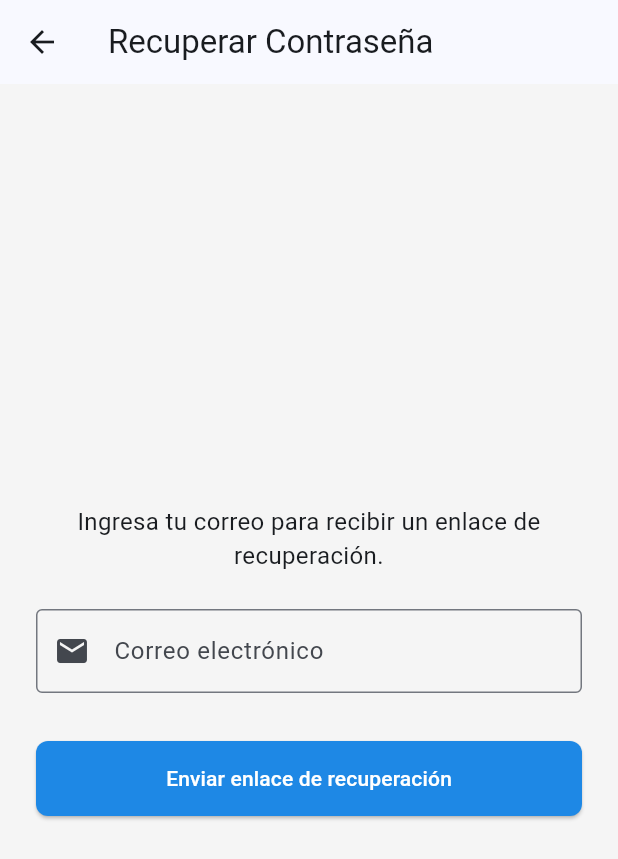
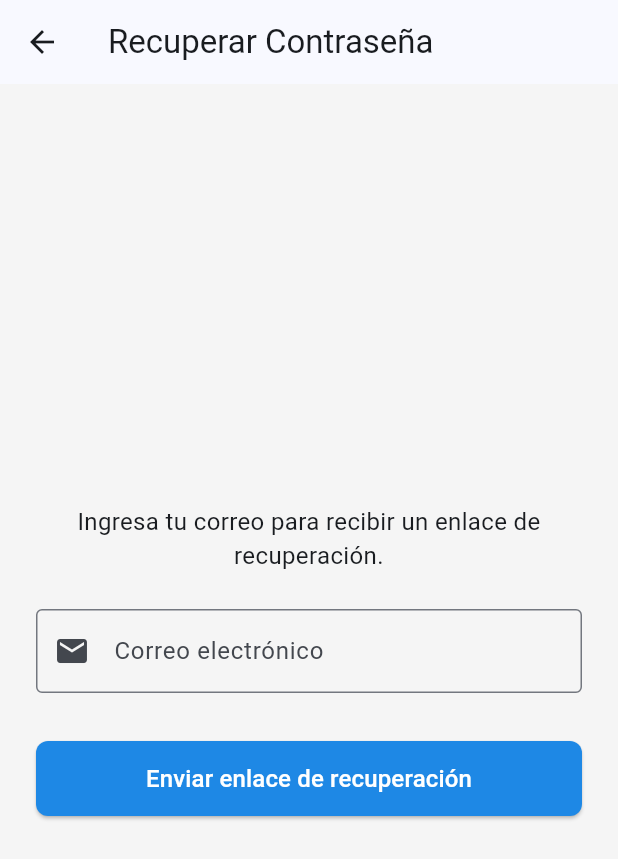
Before and after one commit to El0sebas/usermaster, a Flutter app: the screen it shows after launch, after a tap on "Ingresar", after a tap on "Registrarse", after a tap on "¿Olvidaste tu contraseña?", on a phone screen of 412 x 824 dp. Shown: the top 859 px of the screen. Run offline on Flutter 3.47's test engine with Material 3 defaults, Android fonts, the phone set to English and light mode, and no system bars.

Commit message:
feat: widgets reutilizables y configuracion de ci/cd para deploy automatico

```diff
--- a/analysis_options.yaml
+++ b/analysis_options.yaml
@@ -7,6 +7,15 @@
 
 # The following line activates a set of recommended lints for Flutter apps,
 # packages, and plugins designed to encourage good coding practices.
+analyzer:
+  exclude:
+    - build/**
+    - android/**
+    - ios/**
+    - web/**
+    - windows/**
+    - macos/**
+    - linux/**
 include: package:flutter_lints/flutter.yaml
 
 linter:
--- a/lib/features/auth/presentation/pages/forgot_password_page.dart
+++ b/lib/features/auth/presentation/pages/forgot_password_page.dart
@@ -1,4 +1,6 @@
 import 'package:flutter/material.dart';
+import '../../widgets/custom_textfield.dart';
+import '../../widgets/custom_button.dart';
 
 class ForgotPasswordPage extends StatelessWidget {
   const ForgotPasswordPage({super.key});
@@ -18,15 +20,17 @@ class ForgotPasswordPage extends StatelessWidget {
               style: TextStyle(fontSize: 16),
             ),
             const SizedBox(height: 24),
-            const TextField(
-              decoration: InputDecoration(
-                labelText: 'Correo electrónico',
-                border: OutlineInputBorder(),
-                prefixIcon: Icon(Icons.email),
-              ),
+
+            // Usando CustomTextField
+            const CustomTextField(
+              labelText: 'Correo electrónico',
+              prefixIcon: Icons.email,
             ),
             const SizedBox(height: 32),
-            ElevatedButton(
+
+            // Usando CustomButton
+            CustomButton(
+              text: 'Enviar enlace de recuperación',
               onPressed: () {
                 // Mostrar SnackBar
                 ScaffoldMessenger.of(context).showSnackBar(
@@ -37,7 +41,6 @@ class ForgotPasswordPage extends StatelessWidget {
                 );
                 Navigator.pop(context); // Vuelve al login
               },
-              child: const Text('Enviar enlace de recuperación'),
             ),
           ],
         ),
--- a/lib/features/auth/presentation/pages/login_page.dart
+++ b/lib/features/auth/presentation/pages/login_page.dart
@@ -1,5 +1,7 @@
 import 'package:flutter/material.dart';
 import '../../../../core/routes/app_routes.dart';
+import '../../widgets/custom_textfield.dart';
+import '../../widgets/custom_button.dart';
 
 class LoginPage extends StatefulWidget {
   const LoginPage({super.key});
@@ -31,29 +33,29 @@ class _LoginPageState extends State<LoginPage> {
             children: [
               const Icon(Icons.lock_person, size: 80, color: Colors.blueAccent),
               const SizedBox(height: 32),
-              const TextField(
-                decoration: InputDecoration(
-                  labelText: 'Correo electrónico',
-                  border: OutlineInputBorder(),
-                  prefixIcon: Icon(Icons.email),
-                ),
+
+              // 1. Usando tu CustomTextField para el correo
+              const CustomTextField(
+                labelText: 'Correo electrónico',
+                prefixIcon: Icons.email,
               ),
               const SizedBox(height: 16),
-              const TextField(
+
+              // 2. Usando tu CustomTextField para la contraseña
+              const CustomTextField(
+                labelText: 'Contraseña',
+                prefixIcon: Icons.lock,
                 obscureText: true,
-                decoration: InputDecoration(
-                  labelText: 'Contraseña',
-                  border: OutlineInputBorder(),
-                  prefixIcon: Icon(Icons.lock),
-                ),
               ),
               const SizedBox(height: 32),
-              _isLoading
-                  ? const CircularProgressIndicator()
-                  : ElevatedButton(
-                      onPressed: _handleLogin,
-                      child: const Text('Ingresar', style: TextStyle(fontSize: 16)),
-                    ),
+
+              // 3. Usando tu CustomButton (él mismo maneja el estado de carga)
+              CustomButton(
+                text: 'Ingresar',
+                onPressed: _handleLogin,
+                isLoading: _isLoading,
+              ),
+
               const SizedBox(height: 16),
               TextButton(
                 onPressed: () => Navigator.pushNamed(context, AppRoutes.register),
--- a/lib/features/auth/presentation/pages/register_page.dart
+++ b/lib/features/auth/presentation/pages/register_page.dart
@@ -1,4 +1,6 @@
 import 'package:flutter/material.dart';
+import '../../widgets/custom_textfield.dart';
+import '../../widgets/custom_button.dart';
 
 class RegisterPage extends StatefulWidget {
   const RegisterPage({super.key});
@@ -37,36 +39,45 @@ class _RegisterPageState extends State<RegisterPage> {
         padding: const EdgeInsets.all(24.0),
         child: Column(
           children: [
-            const TextField(
-              decoration: InputDecoration(labelText: 'Nombre completo', border: OutlineInputBorder()),
+            // Usando CustomTextField para Nombre
+            const CustomTextField(
+              labelText: 'Nombre completo',
+              prefixIcon: Icons.person,
             ),
             const SizedBox(height: 16),
-            const TextField(
-              decoration: InputDecoration(labelText: 'Correo electrónico', border: OutlineInputBorder()),
+
+            // Usando CustomTextField para Correo
+            const CustomTextField(
+              labelText: 'Correo electrónico',
+              prefixIcon: Icons.email,
             ),
             const SizedBox(height: 16),
-            TextField(
+
+            // Usando CustomTextField para Contraseña
+            CustomTextField(
               controller: _passwordController,
+              labelText: 'Contraseña',
               obscureText: true,
-              decoration: const InputDecoration(labelText: 'Contraseña', border: OutlineInputBorder()),
+              prefixIcon: Icons.lock,
             ),
             const SizedBox(height: 16),
-            TextField(
+
+            // Usando CustomTextField para Confirmar Contraseña (con errorText)
+            CustomTextField(
               controller: _confirmPasswordController,
+              labelText: 'Confirmar contraseña',
               obscureText: true,
-              decoration: InputDecoration(
-                labelText: 'Confirmar contraseña',
-                border: const OutlineInputBorder(),
-                errorText: _errorMessage,
-              ),
+              prefixIcon: Icons.lock_outline,
+              errorText: _errorMessage,
             ),
             const SizedBox(height: 32),
-            _isLoading
-                ? const CircularProgressIndicator()
-                : ElevatedButton(
-                    onPressed: _handleRegister,
-                    child: const Text('Crear cuenta', style: TextStyle(fontSize: 16)),
-                  ),
+
+            // Usando CustomButton (maneja el _isLoading internamente)
+            CustomButton(
+              text: 'Crear cuenta',
+              onPressed: _handleRegister,
+              isLoading: _isLoading,
+            ),
           ],
         ),
       ),
--- /dev/null
+++ b/lib/features/auth/widgets/custom_button.dart
@@ -0,0 +1,24 @@
+import 'package:flutter/material.dart';
+
+class CustomButton extends StatelessWidget {
+  final String text;
+  final VoidCallback onPressed;
+  final bool isLoading;
+
+  const CustomButton({
+    super.key,
+    required this.text,
+    required this.onPressed,
+    this.isLoading = false,
+  });
+
+  @override
+  Widget build(BuildContext context) {
+    return isLoading
+        ? const CircularProgressIndicator()
+        : ElevatedButton(
+            onPressed: onPressed,
+            child: Text(text, style: const TextStyle(fontSize: 16)),
+          );
+  }
+}
--- /dev/null
+++ b/lib/features/auth/widgets/custom_textfield.dart
@@ -0,0 +1,32 @@
+import 'package:flutter/material.dart';
+
+class CustomTextField extends StatelessWidget {
+  final String labelText;
+  final TextEditingController? controller;
+  final bool obscureText;
+  final IconData? prefixIcon;
+  final String? errorText;
+
+  const CustomTextField({
+    super.key,
+    required this.labelText,
+    this.controller,
+    this.obscureText = false,
+    this.prefixIcon,
+    this.errorText,
+  });
+
+  @override
+  Widget build(BuildContext context) {
+    return TextField(
+      controller: controller,
+      obscureText: obscureText,
+      decoration: InputDecoration(
+        labelText: labelText,
+        border: const OutlineInputBorder(),
+        prefixIcon: prefixIcon != null ? Icon(prefixIcon) : null,
+        errorText: errorText,
+      ),
+    );
+  }
+}
```
Also changed, not shown: pubspec.lock.
